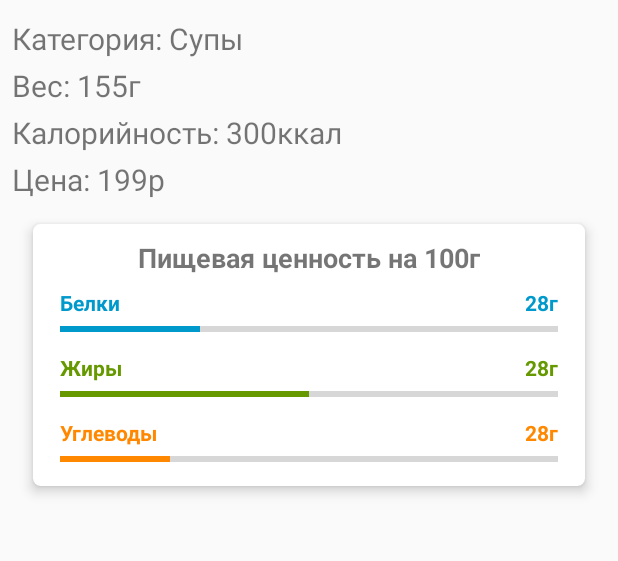
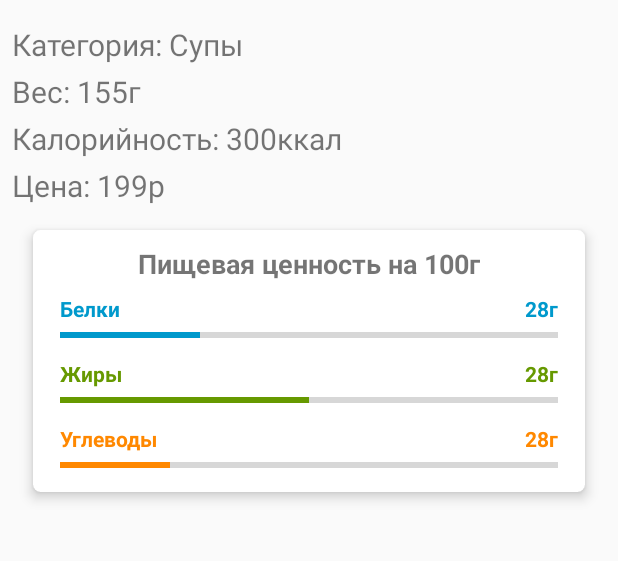
Before and after one commit to Shaniser/Canteen, an Android app: the AboutFood screen opened directly, with no data from a screen before it, on a phone screen of 412 x 824 dp, the part 192-753 px from its top. Run offline under Robolectric (Android 15) with nearby library versions, the phone set to English and light mode, and no system bars.

```diff
--- a/app/src/main/res/layout/activity_about_food.xml
+++ b/app/src/main/res/layout/activity_about_food.xml
@@ -38,7 +38,7 @@
         android:layout_width="wrap_content"
         android:layout_height="wrap_content"
         android:layout_marginStart="8dp"
-        android:layout_marginTop="12dp"
+        android:layout_marginTop="16dp"
         android:lineSpacingExtra="8sp"
         android:text="@string/description_sample"
         android:textSize="20sp"
```
